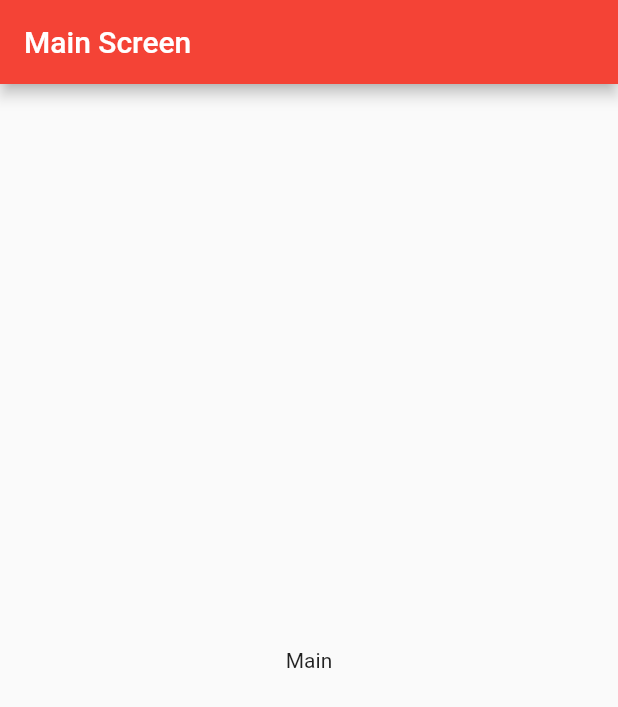
After one commit to miyigun/login_screen, a Flutter app: the MainScreen screen opened directly, on a phone screen of 412 x 824 dp. The commit adds this screen. Shown: the top 707 px of the screen. Run offline on Flutter 3.47's test engine with Material 2 defaults, Android fonts, the phone set to English and light mode, and no system bars; our stand-ins replace get.

Commit message:
2.commit

```diff
--- /dev/null
+++ b/lib/const/const.dart
@@ -0,0 +1 @@
+import 'package:flutter/material.dart';
--- /dev/null
+++ b/lib/screen/screen_main_screen.dart
@@ -0,0 +1,16 @@
+import 'package:flutter/material.dart';
+
+class MainScreen extends StatelessWidget{
+  @override
+  Widget build(BuildContext context) {
+    return Scaffold(
+      appBar: AppBar(
+        title: Text("Main Screen"),
+      ),
+      body: Center(
+          child: Text("Main")
+      ),
+    );
+  }
+
+}
--- a/pubspec.yaml
+++ b/pubspec.yaml
@@ -29,6 +29,7 @@ environment:
 dependencies:
   flutter:
     sdk: flutter
+  get: ^4.6.1
 
 
   # The following adds the Cupertino Icons font to your application.
```
Also changed, not shown: lib/controller/controller.dart (added, +32 -0 lines), lib/main.dart (+53 -15 lines), pubspec.lock.
